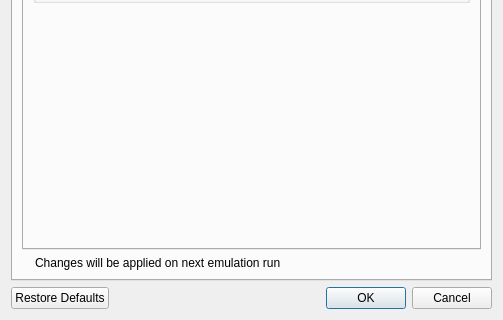
The window that Source/RMG/UserInterface/Dialog/SettingsDialog.ui (Rosalie241/RMG) describes before a commit, drawn with Qt 5; both pictures show x 0 to 503 and y 348 to 668 of the 503 by 668 pixel window.
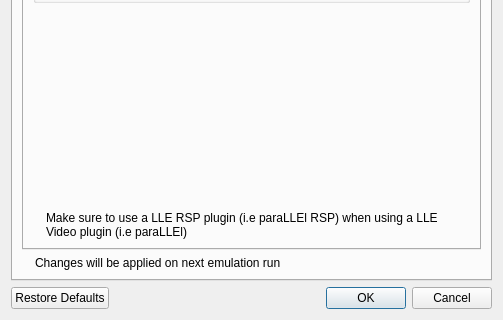
The same window after the commit. The open tabs and pages were chosen to show the change. Icons and pictures are not drawn. Custom widgets are drawn as their Qt base class.

Commit message: RMG: add info about LLE plugins to settings dialog

Patch:
```diff
--- a/Source/RMG/UserInterface/Dialog/SettingsDialog.ui
+++ b/Source/RMG/UserInterface/Dialog/SettingsDialog.ui
@@ -2162,6 +2162,51 @@
                  </property>
                 </spacer>
                </item>
+               <item>
+                <layout class="QHBoxLayout" name="emulationInfoLayout_6">
+                 <item>
+                  <widget class="QLabel" name="infoIconLabel_8">
+                   <property name="sizePolicy">
+                    <sizepolicy hsizetype="Minimum" vsizetype="Preferred">
+                     <horstretch>0</horstretch>
+                     <verstretch>0</verstretch>
+                    </sizepolicy>
+                   </property>
+                   <property name="text">
+                    <string/>
+                   </property>
+                   <property name="pixmap">
+                    <pixmap>:/newPrefix/Resource/Info.ico</pixmap>
+                   </property>
+                   <property name="wordWrap">
+                    <bool>false</bool>
+                   </property>
+                  </widget>
+                 </item>
+                 <item>
+                  <widget class="QLabel" name="label_68">
+                   <property name="sizePolicy">
+                    <sizepolicy hsizetype="Expanding" vsizetype="Minimum">
+                     <horstretch>0</horstretch>
+                     <verstretch>0</verstretch>
+                    </sizepolicy>
+                   </property>
+                   <property name="midLineWidth">
+                    <number>1</number>
+                   </property>
+                   <property name="text">
+                    <string>Make sure to use a LLE RSP plugin (i.e paraLLEl RSP) when using a LLE Video plugin (i.e paraLLEl)</string>
+                   </property>
+                   <property name="textFormat">
+                    <enum>Qt::PlainText</enum>
+                   </property>
+                   <property name="wordWrap">
+                    <bool>true</bool>
+                   </property>
+                  </widget>
+                 </item>
+                </layout>
+               </item>
               </layout>
              </widget>
             </widget>
```
Left out of the diff: 49 changed lines with no effect on the pictures. The commit also changes 1 other file.
